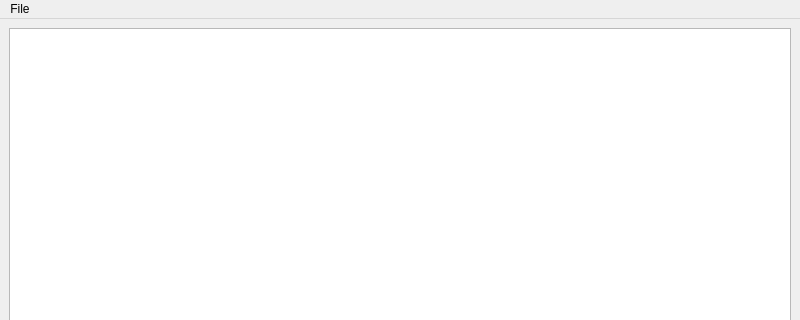
The window that labeler/views/ui/mainwindow.ui (jepayne1138/Labeler) describes before a commit, drawn with Qt 5; both pictures show x 0 to 800 and y 0 to 320 of the 800 by 600 pixel window.
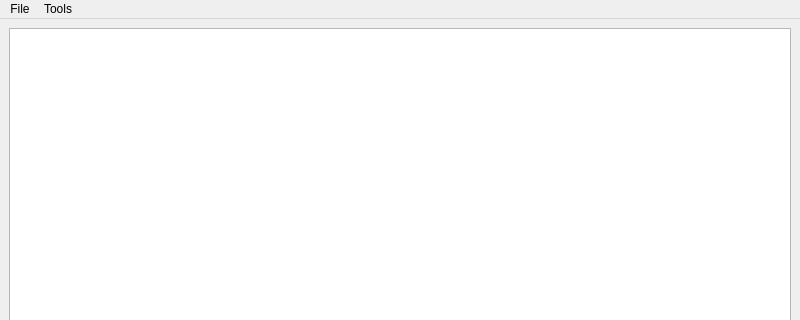
The same window after the commit.

Commit message:
Add label count for each column and add to the headers
Also added header to the config but probably will remove

```diff
--- a/labeler/views/ui/mainwindow.ui
+++ b/labeler/views/ui/mainwindow.ui
@@ -39,7 +39,14 @@
     <addaction name="separator"/>
     <addaction name="actionExit"/>
    </widget>
+   <widget class="QMenu" name="menuTools">
+    <property name="title">
+     <string>Tools</string>
+    </property>
+    <addaction name="actionCount_Labels"/>
+   </widget>
    <addaction name="menuFile"/>
+   <addaction name="menuTools"/>
   </widget>
   <widget class="QStatusBar" name="statusbar"/>
   <action name="actionOpen">
```
Left out of the diff: 5 changed lines with no effect on the pictures. The commit also changes 6 other files.
